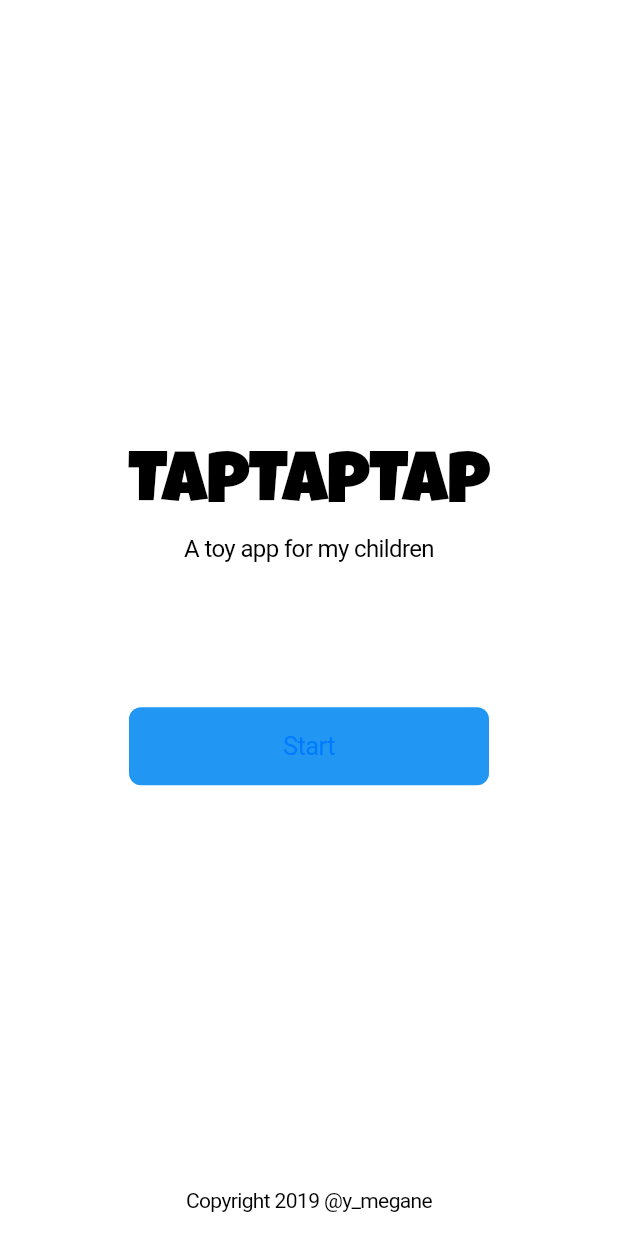
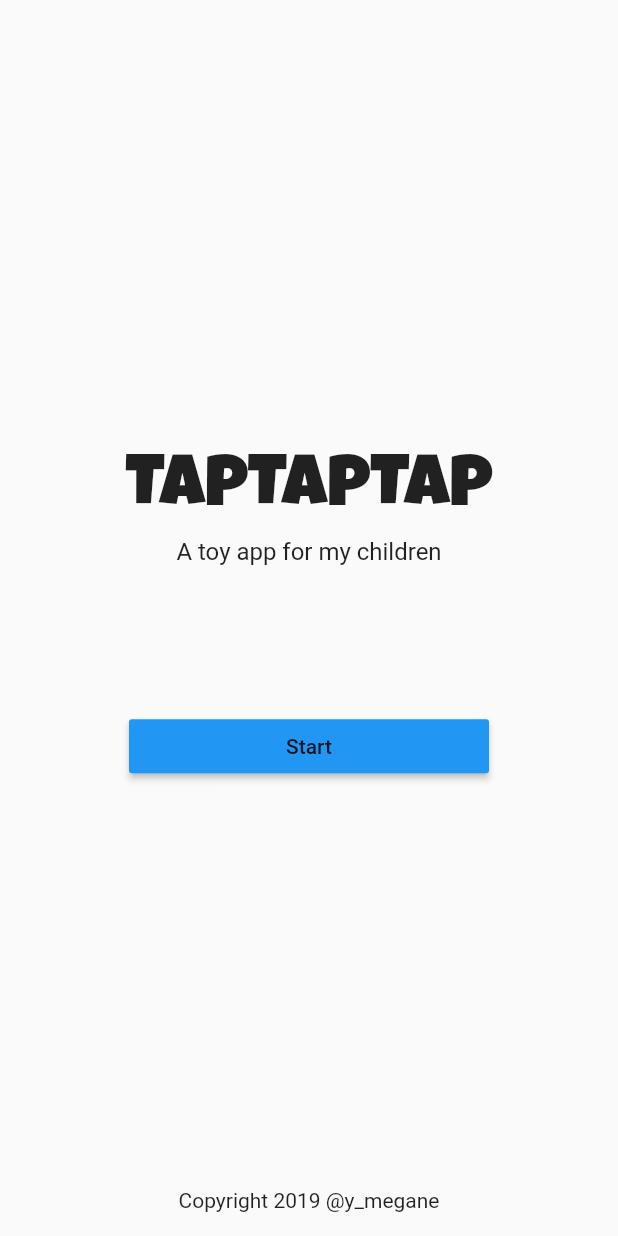
Before and after one commit to ymegane/TapTapTap2, a Flutter app: the screen it shows after launch, on a phone screen of 412 x 824 dp. Run offline on Flutter 3.47's test engine with Material 2 defaults, Android fonts, the light colour scheme and no system bars; our stand-ins replace rxdart; missing offline and left inert: bloc_provider, soundpool.

Commit message:
Support iOS dark mode

```diff
--- a/lib/widget/app.dart
+++ b/lib/widget/app.dart
@@ -1,4 +1,3 @@
-import 'package:flutter/cupertino.dart';
 import 'package:flutter/material.dart';
 import 'package:taptaptap2/widget/launch_screen.dart';
 import 'package:taptaptap2/widget/playground_screen.dart';
@@ -7,7 +6,13 @@ class MyApp extends StatelessWidget {
   // This widget is the root of your application.
   @override
   Widget build(BuildContext context) {
-    return CupertinoApp(
+    return MaterialApp(
+      builder: (BuildContext context, Widget child) {
+        return Theme(
+          data: _getThemeData(context),
+          child: child,
+        );
+      },
       initialRoute: '/',
       routes: <String, WidgetBuilder>{
         '/': (_) => LaunchScreen(),
@@ -15,4 +20,15 @@ class MyApp extends StatelessWidget {
       },
     );
   }
+
+  ThemeData _getThemeData(BuildContext context) {
+    final bool darkMode = isDarkMode(context);
+    return ThemeData(brightness: darkMode ? Brightness.dark : Brightness.light);
+  }
+
+  static bool isDarkMode(BuildContext context) {
+    // for iOS13
+    final Brightness brightness = MediaQuery.of(context).platformBrightness;
+    return brightness == Brightness.dark;
+  }
 }
--- a/lib/widget/launch_screen.dart
+++ b/lib/widget/launch_screen.dart
@@ -1,11 +1,10 @@
-import 'package:flutter/cupertino.dart';
 import 'package:flutter/material.dart';
 
 class LaunchScreen extends StatelessWidget {
   @override
   Widget build(BuildContext context) {
-    return CupertinoPageScaffold(
-      child: SafeArea(
+    return Scaffold(
+      body: SafeArea(
         child: Stack(
           children: <Widget>[
             Align(
@@ -37,9 +36,8 @@ class LaunchScreen extends StatelessWidget {
                   ),
                   SizedBox(
                     width: 240,
-                    child: CupertinoButton(
+                    child: RaisedButton(
                       color: Theme.of(context).primaryColor,
-                      borderRadius: BorderRadius.circular(8.0),
                       child: const Text(
                         'Start',
                         textAlign: TextAlign.center,
--- a/lib/widget/playground.dart
+++ b/lib/widget/playground.dart
@@ -66,7 +66,7 @@ class _PlaygroundState extends State<Playground> {
         }),
       },
       child: Container(
-        color: Colors.white,
+        color: Theme.of(context).backgroundColor,
         child: StreamBuilder<List<ShapeWidget>>(
           stream: bloc.shapes,
           initialData: bloc.shapes.value,
--- a/lib/widget/playground_screen.dart
+++ b/lib/widget/playground_screen.dart
@@ -11,7 +11,8 @@ class PlaygroundScreen extends StatelessWidget {
   }
 
   Widget _content(BuildContext context) {
-    return Stack(
+    return Scaffold(
+      body: Stack(
         children: <Widget>[
           Container(
             child: Playground(),
@@ -20,6 +21,7 @@ class PlaygroundScreen extends StatelessWidget {
             child: _buildCloseButton(context),
           )
         ],
+      ),
     );
   }
 
@@ -29,7 +31,7 @@ class PlaygroundScreen extends StatelessWidget {
       child: SizedBox(
         height: 48,
         child: RaisedButton(
-          color: Colors.white,
+          color: Theme.of(context).primaryColor,
           child: const Icon(Icons.close),
           shape: const CircleBorder(),
           onPressed: () => Navigator.of(context).pop(),
```
Lines whose indentation alone changed are shown as unchanged.
